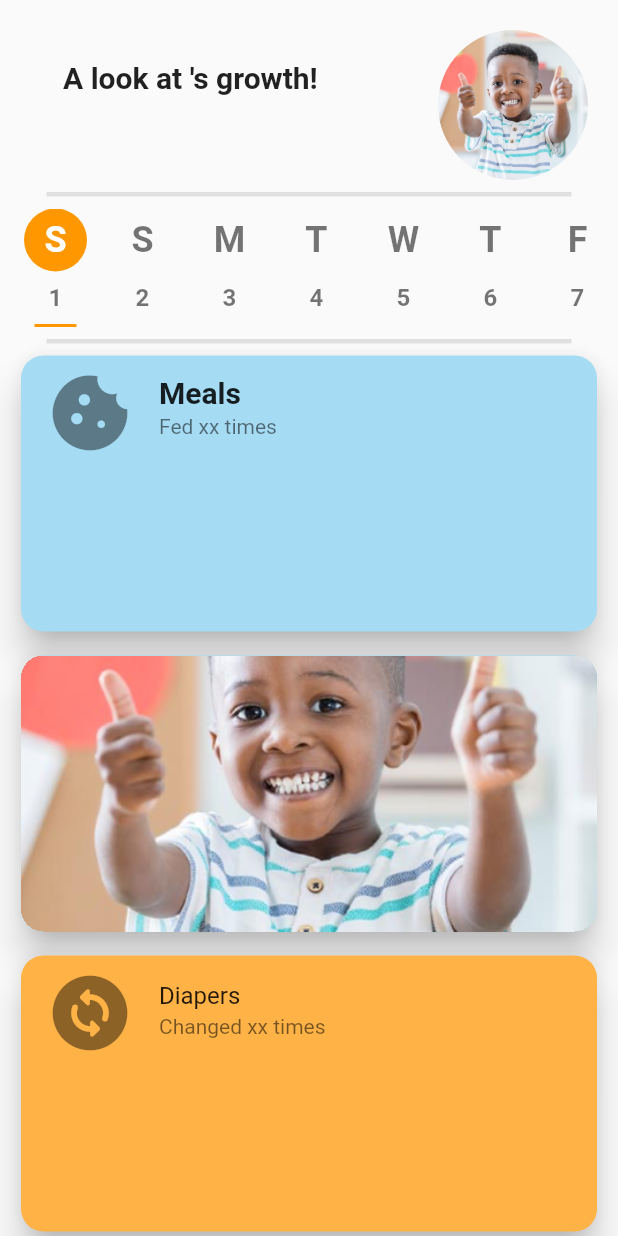
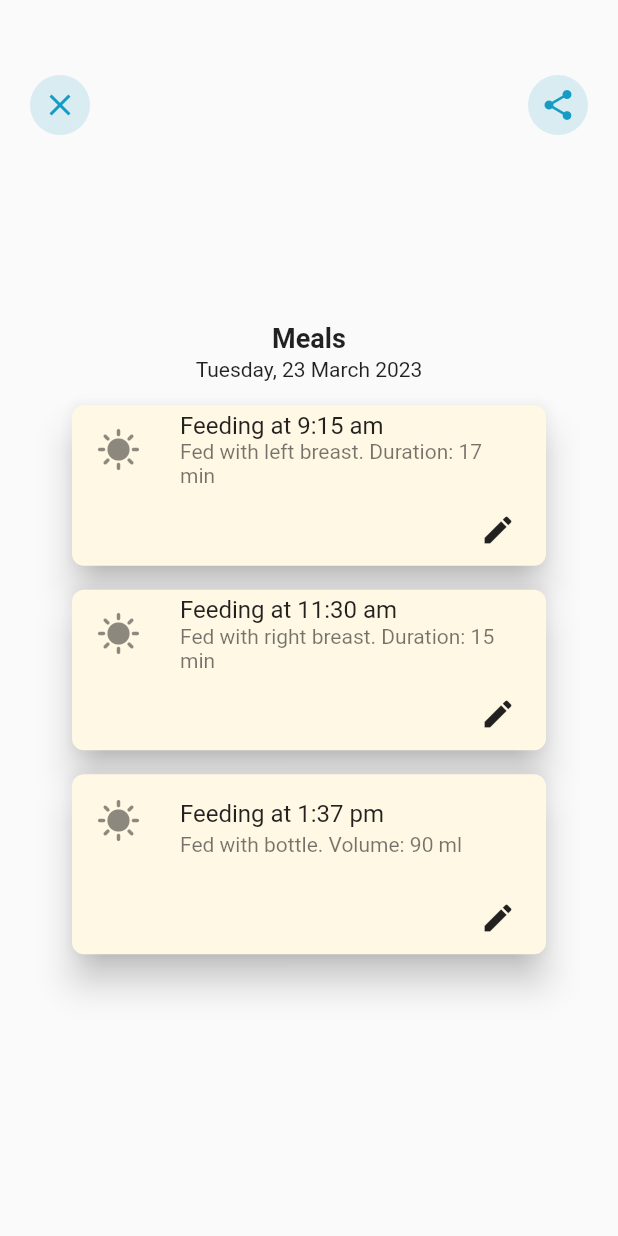
Before and after one commit to magichampz/little-bytes, a Flutter app: the HomePage screen opened directly, after a tap on "Meals", on a phone screen of 412 x 824 dp. Run offline on Flutter 3.47's test engine with Material 2 defaults, Android fonts, the phone set to English and light mode, and no system bars; our stand-ins replace animated_bottom_navigation_bar, numberpicker, page_transition, shared_preferences; accounts and stored records are empty.

Commit message:
linked the cards in the homepage to more pages

```diff
--- a/lib/ui/screens/home_page.dart
+++ b/lib/ui/screens/home_page.dart
@@ -3,12 +3,11 @@ import 'package:intl/intl.dart';
 import 'package:flutter_onboarding/globals.dart' as globals;
 import 'package:shared_preferences/shared_preferences.dart';
 
-
 import 'package:flutter_onboarding/models/plants.dart';
-import 'package:flutter_onboarding/models/diary.dart';
-import 'package:flutter_onboarding/ui/screens/detail_page.dart';
-import 'package:flutter_onboarding/ui/screens/widgets/plant_widget.dart';
 import 'package:page_transition/page_transition.dart';
+import 'package:flutter_onboarding/ui/screens/meal_page.dart';
+import 'package:flutter_onboarding/ui/screens/diaper_page.dart';
+import 'package:flutter_onboarding/ui/screens/sleep_page.dart';
 
 class HomePage extends StatefulWidget {
   const HomePage({Key? key}) : super(key: key);
@@ -221,6 +220,12 @@ class _HomePageState extends State<HomePage> {
                         splashColor: Colors.blue.withAlpha(30),
                         onTap: () {
                           debugPrint('Card tapped.');
+                          Navigator.push(
+                            context,
+                            PageTransition(
+                                child: const MealPage(),
+                                type: PageTransitionType.bottomToTop)
+                          );
                         },
                         child: Column(
                           mainAxisSize: MainAxisSize.min,
@@ -288,6 +293,12 @@ class _HomePageState extends State<HomePage> {
                         splashColor: Colors.blue.withAlpha(30),
                         onTap: () {
                           debugPrint('Card tapped.');
+                          Navigator.push(
+                            context,
+                            PageTransition(
+                                child: const DiaperPage(),
+                                type: PageTransitionType.bottomToTop)
+                          );
                         },
                         child: Column(
                           mainAxisSize: MainAxisSize.min,
@@ -296,7 +307,11 @@ class _HomePageState extends State<HomePage> {
                           children: <Widget>[
                             const ListTile(
                               leading: Icon(Icons.change_circle_rounded, size: 60,),
-                              title: Text('Diapers'),
+                              title: Text('Diapers',
+                                style: TextStyle(
+                                  fontWeight: FontWeight.bold,
+                                  fontSize: 20,
+                                )),
                               subtitle: Text('Changed xx times'),
                             ),
                           ],
@@ -323,6 +338,12 @@ class _HomePageState extends State<HomePage> {
                         splashColor: Colors.blue.withAlpha(30),
                         onTap: () {
                           debugPrint('Card tapped.');
+                          Navigator.push(
+                            context,
+                            PageTransition(
+                                child: const SleepPage(),
+                                type: PageTransitionType.bottomToTop)
+                          );
                         },
                         child: Column(
                           mainAxisSize: MainAxisSize.min,
@@ -331,7 +352,11 @@ class _HomePageState extends State<HomePage> {
                           children: <Widget>[
                             const ListTile(
                               leading: Icon(Icons.snooze_rounded, size: 60,),
-                              title: Text('Sleep'),
+                              title: Text('Sleep',
+                                style: TextStyle(
+                                  fontWeight: FontWeight.bold,
+                                  fontSize: 20,
+                                )),
                               subtitle: Text('Slept xx hours'),
                             ),
                           ],
--- /dev/null
+++ b/lib/ui/screens/meal_page.dart
@@ -0,0 +1,217 @@
+import 'package:flutter/material.dart';
+import 'package:flutter_onboarding/constants.dart';
+
+class MealPage extends StatefulWidget {
+  const MealPage({Key? key}) : super(key: key);
+
+  @override
+  State<MealPage> createState() => _MealPageState();
+}
+
+class _MealPageState extends State<MealPage> {
+  @override
+  Widget build(BuildContext context) {
+    Size size = MediaQuery.of(context).size;
+
+    return Scaffold(
+      body: Stack(
+        children: [
+          Positioned(
+              top: 50,
+              left: 20,
+              right: 20,
+              child: Row(
+                mainAxisAlignment: MainAxisAlignment.spaceBetween,
+                children: [
+                  GestureDetector(
+                    onTap: () {
+                      Navigator.pop(context);
+                    },
+                    child: Container(
+                      height: 40,
+                      width: 40,
+                      decoration: BoxDecoration(
+                        borderRadius: BorderRadius.circular(25),
+                        color: Constants.primaryColor.withOpacity(.15),
+                      ),
+                      child: Icon(
+                        Icons.close,
+                        color: Constants.primaryColor,
+                      ),
+                    ),
+                  ),
+                  GestureDetector(
+                    onTap: () {
+                      debugPrint('favorite');
+                    },
+                    child: Container(
+                      height: 40,
+                      width: 40,
+                      decoration: BoxDecoration(
+                        borderRadius: BorderRadius.circular(25),
+                        color: Constants.primaryColor.withOpacity(.15),
+                      ),
+                      child: IconButton(
+                        onPressed: () {},
+                        icon: Icon(
+                          Icons.share,
+                          color: Constants.primaryColor,
+                        ),
+                      ),
+                    ),
+                  ),
+                ],
+              )),
+          Positioned(
+            top: 100,
+            right: 20,
+            left: 20,
+            child: Container(
+              width: size.width * .8,
+              height: size.height * .8,
+              padding: const EdgeInsets.all(20),
+              child: Center(
+                child: Column(
+                  mainAxisAlignment: MainAxisAlignment.center,
+                  crossAxisAlignment: CrossAxisAlignment.center,
+                  children: [
+
+                    Column(
+                      //crossAxisAlignment: CrossAxisAlignment.start,
+                      children: const [
+                        Text(
+                          'Meals',
+                          style: TextStyle(
+                          fontWeight: FontWeight.bold,
+                          fontSize: 18,
+
+                          ),
+                        ),
+                        SizedBox(height: 2),
+                        Text(
+                          'Tuesday, 23 March 2023',
+                          style: TextStyle(
+                          fontWeight: FontWeight.w400,
+                          fontSize: 14,
+                          ),
+                        ),
+                        SizedBox(height: 8),
+                      ],
+                    ),
+                    Container
+                    (
+                      padding: const EdgeInsets.all(4.0),
+
+                      child: Card(
+                        shape: RoundedRectangleBorder(
+                          borderRadius: BorderRadius.circular(8.0),
+                        ),
+                        color: Color.fromARGB(255, 255, 248, 229),
+                        elevation: 10,
+                        child: Column(
+                          mainAxisSize: MainAxisSize.min,
+                          children: <Widget>[
+                            const ListTile(
+                              leading: Icon(Icons.sunny, size:30),
+                              title: Text('Feeding at 9:15 am'),
+                              subtitle: Text('Fed with left breast. Duration: 17 min'),
+                            ),
+                            Row(
+                              mainAxisAlignment: MainAxisAlignment.end,
+                              children: <Widget>[
+                                //const SizedBox(width: 8),
+                                IconButton(
+                                  onPressed: (){
+                                    debugPrint('tried to edit');
+                                  },
+                                  icon: Icon(Icons.edit)
+                                ),
+                                const SizedBox(width: 8),
+                              ],
+                            ),
+                          ],
+                        ),
+                      ),
+                    ),
+
+                    Container
+                    (
+                      padding: const EdgeInsets.all(4.0),
+
+                      child: Card(
+                        shape: RoundedRectangleBorder(
+                          borderRadius: BorderRadius.circular(8.0),
+                        ),
+                        color: Color.fromARGB(255, 255, 248, 229),
+                        elevation: 10,
+                        child: Column(
+                          mainAxisSize: MainAxisSize.min,
+                          children: <Widget>[
+                            const ListTile(
+                              leading: Icon(Icons.sunny, size:30),
+                              title: Text('Feeding at 11:30 am'),
+                              subtitle: Text('Fed with right breast. Duration: 15 min'),
+                            ),
+                            Row(
+                              mainAxisAlignment: MainAxisAlignment.end,
+                              children: <Widget>[
+                                //const SizedBox(width: 8),
+                                IconButton(
+                                  onPressed: (){
+                                    debugPrint('tried to edit');
+                                  },
+                                  icon: Icon(Icons.edit)
+                                ),
+                                const SizedBox(width: 8),
+                              ],
+                            ),
+                          ],
+                        ),
+                      ),
+                    ),
+                    Container
+                    (
+                      padding: const EdgeInsets.all(4.0),
+
+                      child: Card(
+                        shape: RoundedRectangleBorder(
+                          borderRadius: BorderRadius.circular(8.0),
+                        ),
+                        color: Color.fromARGB(255, 255, 248, 229),
+                        elevation: 10,
+                        child: Column(
+                          mainAxisSize: MainAxisSize.min,
+                          children: <Widget>[
+                            const ListTile(
+                              leading: Icon(Icons.sunny, size:30),
+                              title: Text('Feeding at 1:37 pm'),
+                              subtitle: Text('Fed with bottle. Volume: 90 ml'),
+                            ),
+                            Row(
+                              mainAxisAlignment: MainAxisAlignment.end,
+                              children: <Widget>[
+                                //const SizedBox(width: 8),
+                                IconButton(
+                                  onPressed: (){
+                                    debugPrint('tried to edit');
+                                  },
+                                  icon: Icon(Icons.edit)
+                                ),
+                                const SizedBox(width: 8),
+                              ],
+                            ),
+                          ],
+                        ),
+                      ),
+                    ),
+
+                  ],
+                ),
+              ),
+            ),
+          ),
+        ],
+      ),
+    );
+  }
+}
```
Also changed, not shown: lib/ui/screens/diaper_page.dart (added, +217 -0 lines), lib/ui/screens/sleep_page.dart (added, +217 -0 lines).
